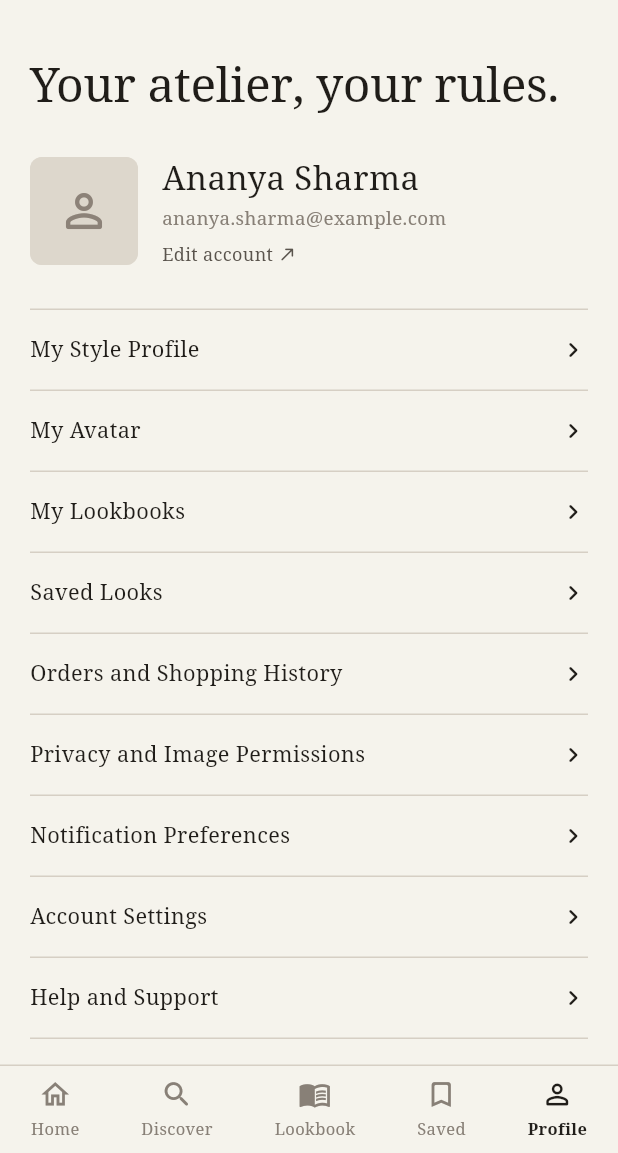
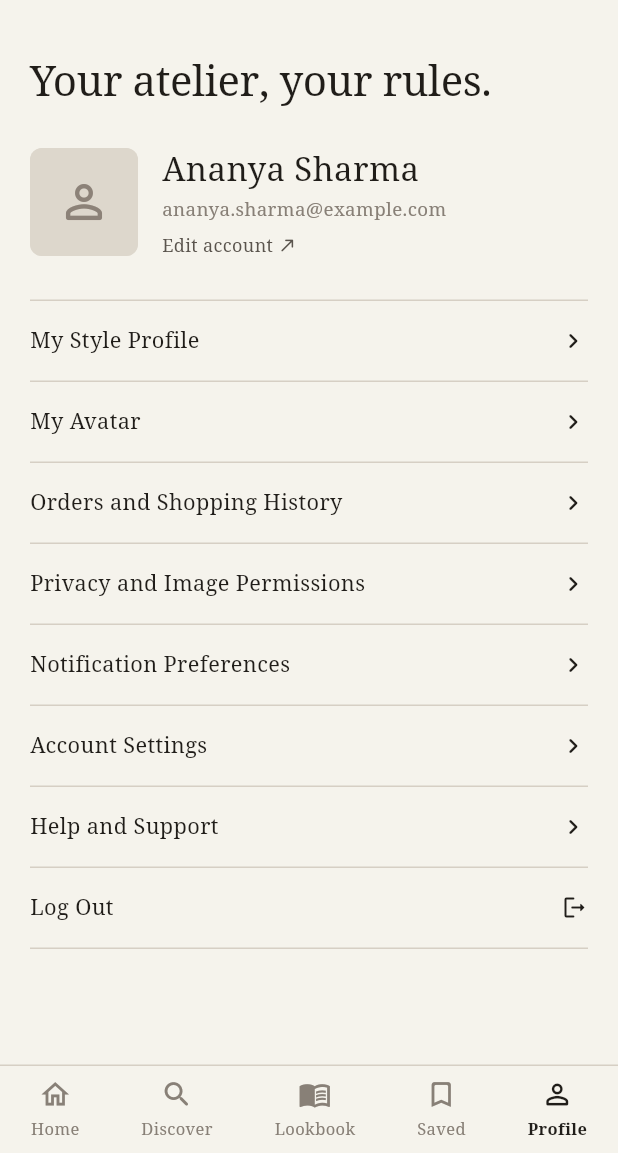
Before and after one commit to asmitaghosal786-bit/Evoqe, a Flutter app: the SixthScreen screen opened directly, on a phone screen of 412 x 824 dp, the part 83-1236 px from its top. Run offline on Flutter 3.47's test engine with Material 3 defaults, Android fonts, the phone set to English and light mode, and no system bars; network calls fail.

Commit message:
My latest changes

```diff
--- a/lib/screens/eighth_screen.dart
+++ b/lib/screens/eighth_screen.dart
@@ -53,8 +53,6 @@
   final List<String> _profileMenuItems = const [
     'My Style Profile',
     'My Avatar',
-    'My Lookbooks',
-    'Saved Looks',
     'Orders and Shopping History',
     'Privacy and Image Permissions',
     'Notification Preferences',
--- a/lib/screens/sixth_screen.dart
+++ b/lib/screens/sixth_screen.dart
@@ -22,8 +22,6 @@
   final List<String> _menuItems = const [
     'My Style Profile',
     'My Avatar',
-    'My Lookbooks',
-    'Saved Looks',
     'Orders and Shopping History',
     'Privacy and Image Permissions',
     'Notification Preferences',
@@ -84,7 +82,7 @@
                   'Your atelier, your rules.',
                   style: TextStyle(
                     fontFamily: 'serif',
-                    fontSize: 32,
+                    fontSize: 28,
                     fontWeight: FontWeight.w400,
                     color: Color(0xFF201D19),
                     letterSpacing: -0.3,
```
